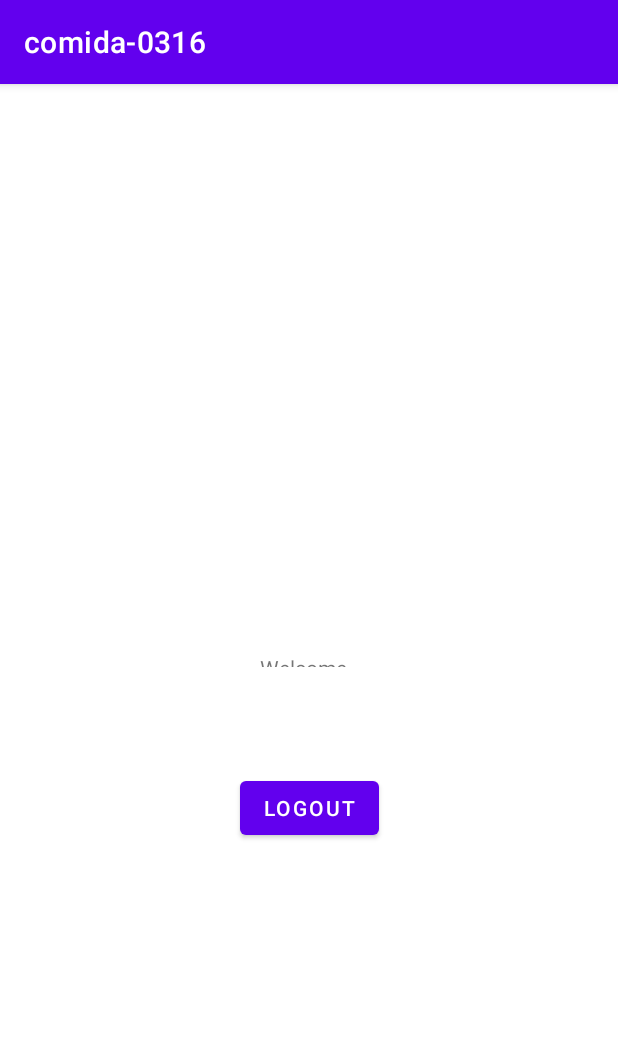
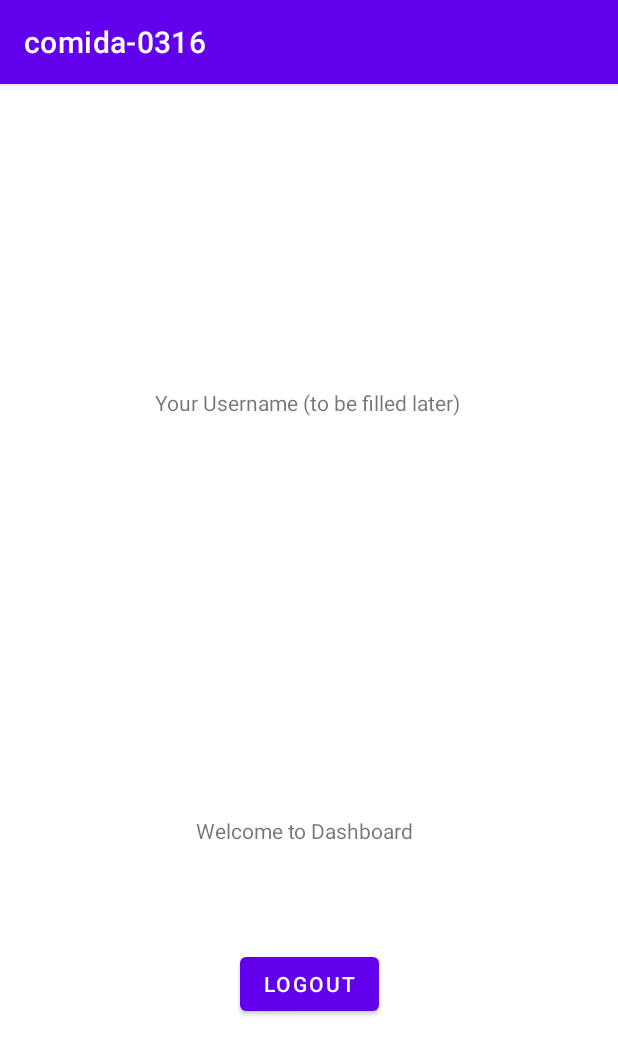
Before and after one commit to skapur12/comida-0316, an Android app: the screen it shows after launch (MainActivity), on a phone screen of 412 x 824 dp. Shown: the top 1055 px of the screen. Run offline under Robolectric (Android 15) with nearby library versions, the phone set to English and light mode, and no system bars; our stand-ins replace Firebase (no records; nobody signed in at launch, a user with empty details on screens opened directly); 1 statement that could not run was skipped.

Commit message:
Created user profile that shows user's name and email address upon login

```diff
--- a/app/src/main/java/com/teamcomida/comida_0316/MainActivity.java
+++ b/app/src/main/java/com/teamcomida/comida_0316/MainActivity.java
@@ -1,19 +1,47 @@
 package com.teamcomida.comida_0316;
 
+import androidx.annotation.Nullable;
 import androidx.appcompat.app.AppCompatActivity;
 
 import android.content.Intent;
 import android.os.Bundle;
 import android.view.View;
+import android.widget.TextView;
 
 import com.google.firebase.auth.FirebaseAuth;
+import com.google.firebase.firestore.DocumentReference;
+import com.google.firebase.firestore.DocumentSnapshot;
+import com.google.firebase.firestore.EventListener;
+import com.google.firebase.firestore.FirebaseFirestore;
+import com.google.firebase.firestore.FirebaseFirestoreException;
 
 public class MainActivity extends AppCompatActivity {
+    TextView fullName, email;
+    FirebaseAuth fAuth;
+    FirebaseFirestore fStore;
+    String userId;
 
     @Override
     protected void onCreate(Bundle savedInstanceState) {
         super.onCreate(savedInstanceState);
         setContentView(R.layout.activity_main);
+        fullName = findViewById(R.id.profileName);
+        email = findViewById(R.id.profileEmail);
+
+        fAuth = FirebaseAuth.getInstance();
+        fStore = FirebaseFirestore.getInstance();
+
+        userId = fAuth.getCurrentUser().getUid();
+
+        DocumentReference documentReference = fStore.collection("users").document(userId);
+        documentReference.addSnapshotListener(this, new EventListener<DocumentSnapshot>() {
+            @Override
+            public void onEvent(@Nullable DocumentSnapshot value, @Nullable FirebaseFirestoreException error) {
+                fullName.setText(value.getString("fName"));
+                email.setText(value.getString("email"));
+
+            }
+        });
     }
 
     public void logout (View view) {
--- a/app/src/main/res/layout/activity_main.xml
+++ b/app/src/main/res/layout/activity_main.xml
@@ -8,26 +8,68 @@
 
     <TextView
         android:id="@+id/welcome"
-        android:layout_width="66dp"
-        android:layout_height="9dp"
+        android:layout_width="150dp"
+        android:layout_height="40dp"
         android:text="Welcome to Dashboard"
         app:layout_constraintBottom_toBottomOf="parent"
+        app:layout_constraintHorizontal_bias="0.498"
         app:layout_constraintLeft_toLeftOf="parent"
         app:layout_constraintRight_toRightOf="parent"
-        app:layout_constraintTop_toTopOf="parent" />
+        app:layout_constraintTop_toTopOf="parent"
+        app:layout_constraintVertical_bias="0.67" />
 
     <Button
         android:id="@+id/button"
         android:layout_width="wrap_content"
         android:layout_height="wrap_content"
+        android:layout_marginTop="48dp"
+        android:onClick="logout"
         android:text="Logout"
-        tools:layout_editor_absoluteX="162dp"
-        tools:layout_editor_absoluteY="432dp"
         app:layout_constraintEnd_toEndOf="parent"
         app:layout_constraintStart_toStartOf="parent"
-        app:layout_constraintTop_toBottomOf="@id/welcome"
-        android:layout_marginTop="70dp"
-        android:onClick="logout"
-        />
+        app:layout_constraintTop_toBottomOf="@id/welcome" />
+
+    <TextView
+        android:id="@+id/profileName"
+        android:layout_width="wrap_content"
+        android:layout_height="wrap_content"
+        android:layout_marginTop="84dp"
+        android:text="Your Name"
+        app:layout_constraintEnd_toEndOf="parent"
+        app:layout_constraintStart_toStartOf="parent"
+        app:layout_constraintTop_toTopOf="parent" />
+
+    <TextView
+        android:id="@+id/profileEmail"
+        android:layout_width="wrap_content"
+        android:layout_height="wrap_content"
+        android:layout_marginTop="40dp"
+        android:text="Your Email Address"
+        app:layout_constraintEnd_toEndOf="parent"
+        app:layout_constraintHorizontal_bias="0.498"
+        app:layout_constraintStart_toStartOf="parent"
+        app:layout_constraintTop_toBottomOf="@+id/profileName" />
+
+    <TextView
+        android:id="@+id/textView3"
+        android:layout_width="wrap_content"
+        android:layout_height="wrap_content"
+        android:layout_marginTop="40dp"
+        android:text="Your Username (to be filled later)"
+        app:layout_constraintEnd_toEndOf="parent"
+        app:layout_constraintHorizontal_bias="0.497"
+        app:layout_constraintStart_toStartOf="parent"
+        app:layout_constraintTop_toBottomOf="@+id/profileEmail" />
+
+    <ImageView
+        android:id="@+id/imageView"
+        android:layout_width="wrap_content"
+        android:layout_height="wrap_content"
+        android:layout_marginTop="40dp"
+        app:layout_constraintEnd_toEndOf="parent"
+        app:layout_constraintHorizontal_bias="0.498"
+        app:layout_constraintStart_toStartOf="parent"
+        app:layout_constraintTop_toBottomOf="@+id/textView3"
+        tools:srcCompat="@tools:sample/avatars" />
 
 </androidx.constraintlayout.widget.ConstraintLayout>
```
